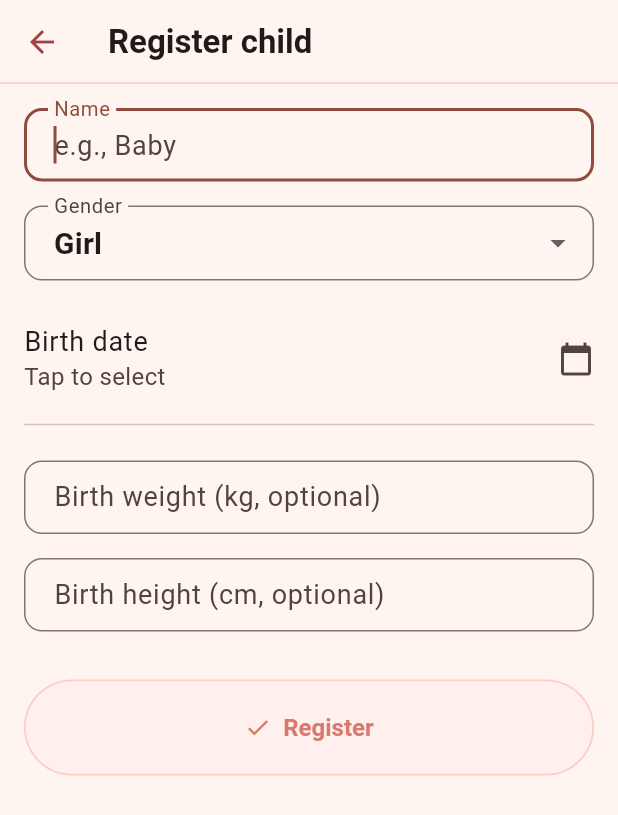
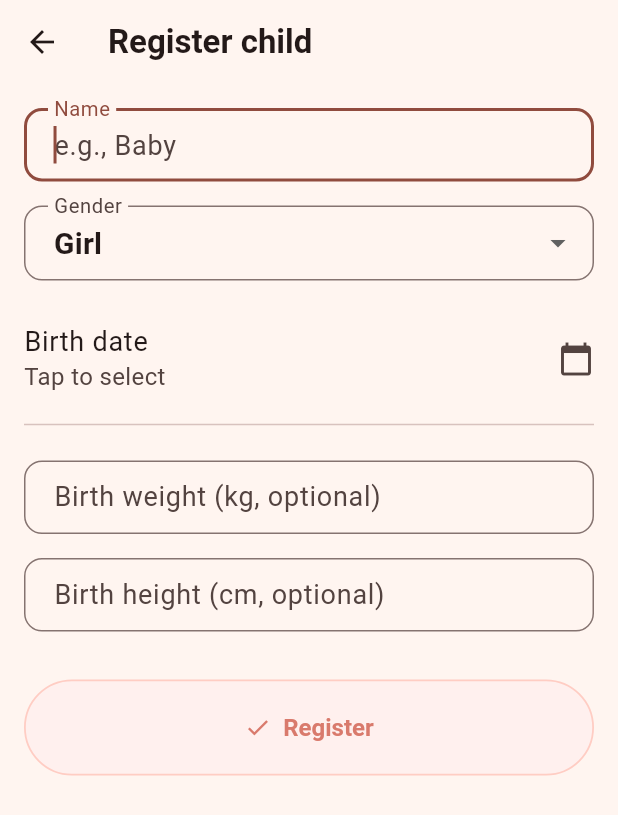
Before and after one commit to sarbrinjo85/BabyNote, a Flutter app: the screen it shows once a user with an empty profile is signed in, after a tap on "Register first child", on a phone screen of 412 x 824 dp. Shown: the top 815 px of the screen. Run offline on Flutter 3.47's test engine with Material 3 defaults, Android fonts, the phone set to English and light mode, and no system bars; our stand-ins replace fl_chart, flutter_local_notifications, flutter_riverpod, go_router, image_picker, lottie and 5 more; missing offline and left inert: home_widget; accounts and stored records are empty; statements that could not run were skipped.

Commit message:
StrokedTitle 적용 롤백 + AppBar 색/테두리 변경 되돌리기
- 데이터/의료/기록 페이지 AppBar 타이틀: StrokedTitle → 일반 Text
  (재고 관리, 성장 통계, 단골 병원, 예방접종, 종합 기록)
- 글로벌 AppBarTheme의 foregroundColor/iconTheme/하단 코랄 테두리 원복

홈 화면 "Baby Note" 스트로크 타이틀은 그대로 유지 (브랜드 표기).

Co-Authored-By: Claude Opus 4.7 <noreply@anthropic.com>

```diff
--- a/lib/core/theme/app_theme.dart
+++ b/lib/core/theme/app_theme.dart
@@ -151,36 +151,12 @@ class AppTheme {
       ),
 
       // ── AppBar: 라이트는 Coral Cream과 통일, 다크는 surface ─────────
-      // 아이콘(뒤로가기/+ 등) 색은 stroke 컬러로 통일 → StrokedTitle와 시각 매칭.
-      // 하단에 코랄핑크 테두리 — 카드 테두리 스타일과 같은 톤.
       appBarTheme: AppBarTheme(
         backgroundColor: scaffoldBg ?? cs.surface,
-        foregroundColor: isLight
-            ? const Color(0xFFA43F45) // stroke 컬러
-            : cs.onSurface,
+        foregroundColor: cs.onSurface,
         centerTitle: false,
         elevation: 0,
         scrolledUnderElevation: 1,
-        iconTheme: IconThemeData(
-          color: isLight
-              ? const Color(0xFFA43F45)
-              : cs.onSurface,
-          size: 24,
-        ),
-        actionsIconTheme: IconThemeData(
-          color: isLight
-              ? const Color(0xFFA43F45)
-              : cs.onSurface,
-          size: 24,
-        ),
-        shape: isLight
-            ? const Border(
-                bottom: BorderSide(
-                  color: Color(0x99FFB5A7), // 코랄핑크 60%
-                  width: 1.2,
-                ),
-              )
-            : null,
         titleTextStyle: TextStyle(
           fontSize: 22,
           fontWeight: FontWeight.w700,
--- a/lib/features/hospital/presentation/hospital_list_page.dart
+++ b/lib/features/hospital/presentation/hospital_list_page.dart
@@ -1,5 +1,4 @@
 import 'package:flutter/material.dart';
-import '../../../core/widgets/stroked_title.dart';
 import '../../../core/widgets/baby_loading.dart';
 import 'package:flutter_riverpod/flutter_riverpod.dart';
 import 'package:go_router/go_router.dart';
@@ -20,7 +19,7 @@ class HospitalListPage extends ConsumerWidget {
 
     return Scaffold(
       appBar: AppBar(
-        title: StrokedTitle(l10n.hospitalListTitle, fontSize: 26),
+        title: Text(l10n.hospitalListTitle),
         actions: [
           IconButton(
             tooltip: l10n.commonAdd,
--- a/lib/features/inventory/presentation/inventory_hub_page.dart
+++ b/lib/features/inventory/presentation/inventory_hub_page.dart
@@ -1,5 +1,4 @@
 import 'package:flutter/material.dart';
-import '../../../core/widgets/stroked_title.dart';
 import 'package:flutter_riverpod/flutter_riverpod.dart';
 import 'package:go_router/go_router.dart';
 
@@ -46,7 +45,7 @@ class _InventoryHubPageState extends ConsumerState<InventoryHubPage>
 
     return Scaffold(
       appBar: AppBar(
-        title: StrokedTitle(l10n.inventoryHubTitle, fontSize: 26),
+        title: Text(l10n.inventoryHubTitle),
         actions: [
           const ChildPickerAction(),
           IconButton(
--- a/lib/features/records/presentation/records_page.dart
+++ b/lib/features/records/presentation/records_page.dart
@@ -6,7 +6,6 @@ import 'package:babynote/l10n/app_localizations.dart';
 import '../../../core/theme/tokens.dart';
 import '../../../core/widgets/baby_loading.dart';
 import '../../../core/widgets/child_picker_action.dart';
-import '../../../core/widgets/stroked_title.dart';
 import '../../child/presentation/child_providers.dart';
 import '../../child/presentation/selected_child_provider.dart';
 import '../../diaper/data/diaper_repository.dart';
@@ -33,7 +32,7 @@ class RecordsPage extends ConsumerWidget {
 
     return Scaffold(
       appBar: AppBar(
-        title: StrokedTitle(l10n.recordsTitle, fontSize: 26),
+        title: Text(l10n.recordsTitle),
         actions: const [ChildPickerAction()],
       ),
       body: SafeArea(
--- a/lib/features/stats/presentation/statistics_page.dart
+++ b/lib/features/stats/presentation/statistics_page.dart
@@ -1,6 +1,5 @@
 import 'package:fl_chart/fl_chart.dart';
 import 'package:flutter/material.dart';
-import '../../../core/widgets/stroked_title.dart';
 import 'package:flutter_riverpod/flutter_riverpod.dart';
 import 'package:go_router/go_router.dart';
 
@@ -32,7 +31,7 @@ class StatisticsPage extends ConsumerWidget {
       length: 2,
       child: Scaffold(
         appBar: AppBar(
-          title: StrokedTitle(l10n.statsTitle, fontSize: 26),
+          title: Text(l10n.statsTitle),
           actions: const [ChildPickerAction()],
           bottom: const TabBar(
             tabs: [
--- a/lib/features/vaccination/presentation/vaccine_list_page.dart
+++ b/lib/features/vaccination/presentation/vaccine_list_page.dart
@@ -1,5 +1,4 @@
 import 'package:flutter/material.dart';
-import '../../../core/widgets/stroked_title.dart';
 import '../../../core/widgets/baby_loading.dart';
 import 'package:flutter_riverpod/flutter_riverpod.dart';
 import 'package:go_router/go_router.dart';
@@ -35,7 +34,7 @@ class VaccineListPage extends ConsumerWidget {
 
     return Scaffold(
       appBar: AppBar(
-        title: StrokedTitle(l10n.vaccineListTitle, fontSize: 26),
+        title: Text(l10n.vaccineListTitle),
         actions: const [ChildPickerAction()],
       ),
       body: SafeArea(top: false, child: asyncChildren.when(
```
